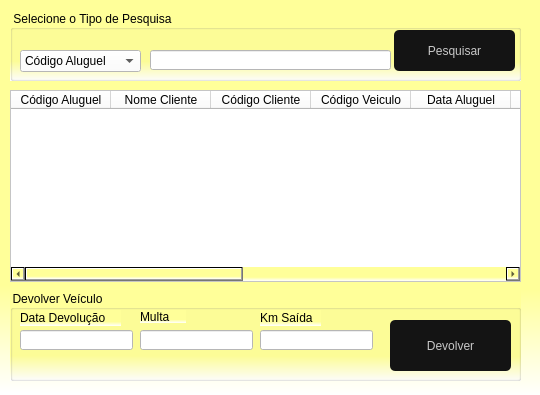
Old version of the form View/UI/FrmPesqAluguel.ui in the repository pedr0o7/Projeto_Integrador_6.
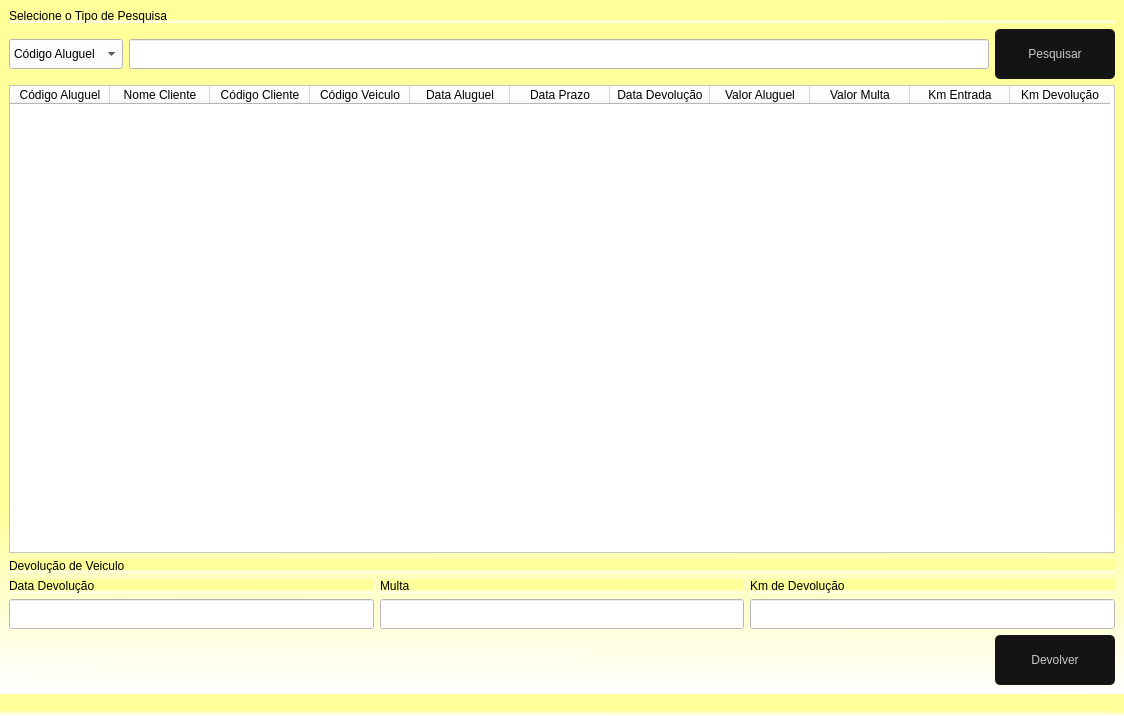
New version of the form. Icons and pictures are not drawn.

The edit to the form file:
```diff
--- a/View/UI/FrmPesqAluguel.ui
+++ b/View/UI/FrmPesqAluguel.ui
@@ -1,15 +1,27 @@
 <?xml version="1.0" encoding="UTF-8"?>
 <ui version="4.0">
  <class>FrmPesqAluguel</class>
- <widget class="QDialog" name="FrmPesqAluguel">
+ <widget class="QMainWindow" name="FrmPesqAluguel">
   <property name="geometry">
    <rect>
     <x>0</x>
     <y>0</y>
-    <width>540</width>
-    <height>395</height>
+    <width>1124</width>
+    <height>716</height>
    </rect>
   </property>
+  <property name="sizePolicy">
+   <sizepolicy hsizetype="Expanding" vsizetype="Expanding">
+    <horstretch>0</horstretch>
+    <verstretch>0</verstretch>
+   </sizepolicy>
+  </property>
+  <property name="minimumSize">
+   <size>
+    <width>1124</width>
+    <height>716</height>
+   </size>
+  </property>
   <property name="windowTitle">
    <string>Lista de Aluguéis</string>
   </property>
@@ -20,29 +32,26 @@
   <property name="styleSheet">
    <string notr="true">background-color: qlineargradient(spread:pad, x1:0.508, y1:0.727, x2:0.505, y2:1, stop:0 rgba(255, 255, 153, 255), stop:1 rgba(255, 255, 255, 255))</string>
   </property>
-  <widget class="QGroupBox" name="groupBox">
-   <property name="geometry">
-    <rect>
-     <x>10</x>
-     <y>10</y>
-     <width>511</width>
-     <height>71</height>
-    </rect>
-   </property>
-   <property name="styleSheet">
-    <string notr="true">font: 87 10pt &quot;Arial&quot;;</string>
-   </property>
-   <property name="title">
+  <widget class="QWidget" name="centralwidget">
+   <layout class="QGridLayout" name="gridLayout">
+    <item row="0" column="0">
+     <layout class="QVBoxLayout" name="verticalLayout">
+      <item>
+       <widget class="QLabel" name="label_5">
+        <property name="text">
     <string>Selecione o Tipo de Pesquisa</string>
    </property>
+       </widget>
+      </item>
+      <item>
+       <layout class="QHBoxLayout" name="horizontalLayout">
+        <item>
    <widget class="QComboBox" name="cbPesquisa">
-    <property name="geometry">
-     <rect>
-      <x>10</x>
-      <y>40</y>
-      <width>121</width>
-      <height>22</height>
-     </rect>
+          <property name="minimumSize">
+           <size>
+            <width>0</width>
+            <height>30</height>
+           </size>
     </property>
     <property name="cursor">
      <cursorShape>PointingHandCursor</cursorShape>
@@ -71,27 +80,27 @@
      </property>
     </item>
    </widget>
+        </item>
+        <item>
    <widget class="QLineEdit" name="edtPesquisa">
-    <property name="geometry">
-     <rect>
-      <x>140</x>
-      <y>40</y>
-      <width>241</width>
-      <height>20</height>
-     </rect>
+          <property name="minimumSize">
+           <size>
+            <width>0</width>
+            <height>30</height>
+           </size>
     </property>
     <property name="styleSheet">
      <string notr="true">background-color: rgb(255, 255, 255);</string>
     </property>
    </widget>
+        </item>
+        <item>
    <widget class="QPushButton" name="btnPesquisa">
-    <property name="geometry">
-     <rect>
-      <x>384</x>
-      <y>20</y>
-      <width>121</width>
-      <height>41</height>
-     </rect>
+          <property name="minimumSize">
+           <size>
+            <width>120</width>
+            <height>50</height>
+           </size>
     </property>
     <property name="cursor">
      <cursorShape>PointingHandCursor</cursorShape>
@@ -130,155 +139,11 @@
      </size>
     </property>
    </widget>
-  </widget>
-  <widget class="QGroupBox" name="groupBox_2">
-   <property name="geometry">
-    <rect>
-     <x>10</x>
-     <y>290</y>
-     <width>511</width>
-     <height>91</height>
-    </rect>
-   </property>
-   <property name="styleSheet">
-    <string notr="true">font: 87 10pt &quot;Arial&quot;;</string>
-   </property>
-   <property name="title">
-    <string>Devolver Veículo</string>
-   </property>
-   <widget class="QPushButton" name="btnDevolver">
-    <property name="geometry">
-     <rect>
-      <x>380</x>
-      <y>30</y>
-      <width>121</width>
-      <height>51</height>
-     </rect>
-    </property>
-    <property name="cursor">
-     <cursorShape>PointingHandCursor</cursorShape>
-    </property>
-    <property name="styleSheet">
-     <string notr="true">QPushButton{
-border-radius: 5px;
-background-color: rgb(20,20,20);
-color:rgb(200,200,200);
-font: 87 12pt &quot;Arial&quot;;
-}
-
-QPushButton:hover{ 
-background-color:rgb(0,0, 0);
-color: rbg(200,200,200)
-}
-
-QPushButton:pressed{
-background-color:rgb(0,0,30);
-color:rbg(200,200,200)
-}
-</string>
-    </property>
-    <property name="text">
-     <string>Devolver</string>
-    </property>
-    <property name="icon">
-     <iconset>
-      <normaloff>../../Imagens/Devolver.png</normaloff>../../Imagens/Devolver.png</iconset>
-    </property>
-    <property name="iconSize">
-     <size>
-      <width>30</width>
-      <height>30</height>
-     </size>
-    </property>
-   </widget>
-   <widget class="QLabel" name="label">
-    <property name="geometry">
-     <rect>
-      <x>10</x>
-      <y>20</y>
-      <width>101</width>
-      <height>16</height>
-     </rect>
-    </property>
-    <property name="text">
-     <string>Data Devolução</string>
-    </property>
-   </widget>
-   <widget class="QLineEdit" name="edtDevolucao">
-    <property name="geometry">
-     <rect>
-      <x>10</x>
-      <y>40</y>
-      <width>113</width>
-      <height>20</height>
-     </rect>
-    </property>
-    <property name="styleSheet">
-     <string notr="true">background-color: rgb(255, 255, 255);</string>
-    </property>
-   </widget>
-   <widget class="QLineEdit" name="edtMulta">
-    <property name="geometry">
-     <rect>
-      <x>130</x>
-      <y>40</y>
-      <width>113</width>
-      <height>20</height>
-     </rect>
-    </property>
-    <property name="styleSheet">
-     <string notr="true">background-color: rgb(255, 255, 255);</string>
-    </property>
-   </widget>
-   <widget class="QLineEdit" name="edtSaida">
-    <property name="geometry">
-     <rect>
-      <x>250</x>
-      <y>40</y>
-      <width>113</width>
-      <height>20</height>
-     </rect>
-    </property>
-    <property name="styleSheet">
-     <string notr="true">background-color: rgb(255, 255, 255);</string>
-    </property>
-   </widget>
-   <widget class="QLabel" name="label_2">
-    <property name="geometry">
-     <rect>
-      <x>130</x>
-      <y>20</y>
-      <width>46</width>
-      <height>13</height>
-     </rect>
-    </property>
-    <property name="text">
-     <string>Multa</string>
-    </property>
-   </widget>
-   <widget class="QLabel" name="label_3">
-    <property name="geometry">
-     <rect>
-      <x>250</x>
-      <y>20</y>
-      <width>61</width>
-      <height>16</height>
-     </rect>
-    </property>
-    <property name="text">
-     <string>Km Saída</string>
-    </property>
-   </widget>
-  </widget>
+        </item>
+       </layout>
+      </item>
+      <item>
   <widget class="QTableWidget" name="tableWidget_2">
-   <property name="geometry">
-    <rect>
-     <x>10</x>
-     <y>90</y>
-     <width>511</width>
-     <height>192</height>
-    </rect>
-   </property>
    <property name="styleSheet">
     <string notr="true">font: 87 10pt &quot;Arial&quot;;
 background-color: rgb(255, 255, 255);
@@ -288,58 +153,233 @@
     <property name="text">
      <string>Código Aluguel</string>
     </property>
+         <property name="textAlignment">
+          <set>AlignCenter</set>
+         </property>
    </column>
    <column>
     <property name="text">
      <string>Nome Cliente</string>
     </property>
+         <property name="textAlignment">
+          <set>AlignCenter</set>
+         </property>
    </column>
    <column>
     <property name="text">
      <string>Código Cliente</string>
     </property>
+         <property name="textAlignment">
+          <set>AlignCenter</set>
+         </property>
    </column>
    <column>
     <property name="text">
      <string>Código Veiculo</string>
     </property>
+         <property name="textAlignment">
+          <set>AlignCenter</set>
+         </property>
    </column>
    <column>
     <property name="text">
      <string>Data Aluguel</string>
     </property>
+         <property name="textAlignment">
+          <set>AlignCenter</set>
+         </property>
    </column>
    <column>
     <property name="text">
      <string>Data Prazo</string>
     </property>
+         <property name="textAlignment">
+          <set>AlignCenter</set>
+         </property>
    </column>
    <column>
     <property name="text">
      <string>Data Devolução</string>
     </property>
+         <property name="textAlignment">
+          <set>AlignCenter</set>
+         </property>
    </column>
    <column>
     <property name="text">
      <string>Valor Aluguel</string>
     </property>
+         <property name="textAlignment">
+          <set>AlignCenter</set>
+         </property>
    </column>
    <column>
     <property name="text">
      <string>Valor Multa</string>
     </property>
+         <property name="textAlignment">
+          <set>AlignCenter</set>
+         </property>
    </column>
    <column>
     <property name="text">
      <string>Km Entrada</string>
     </property>
+         <property name="textAlignment">
+          <set>AlignCenter</set>
+         </property>
    </column>
    <column>
     <property name="text">
-     <string>Km Saída</string>
+          <string>Km Devolução</string>
+         </property>
+         <property name="textAlignment">
+          <set>AlignCenter</set>
     </property>
    </column>
   </widget>
+      </item>
+     </layout>
+    </item>
+    <item row="1" column="0">
+     <layout class="QVBoxLayout" name="verticalLayout_2">
+      <item>
+       <widget class="QLabel" name="label_4">
+        <property name="text">
+         <string>Devolução de Veiculo</string>
+        </property>
+       </widget>
+      </item>
+      <item>
+       <layout class="QHBoxLayout" name="horizontalLayout_2">
+        <item>
+         <widget class="QLabel" name="label">
+          <property name="sizePolicy">
+           <sizepolicy hsizetype="Preferred" vsizetype="Preferred">
+            <horstretch>0</horstretch>
+            <verstretch>0</verstretch>
+           </sizepolicy>
+          </property>
+          <property name="text">
+           <string>Data Devolução</string>
+          </property>
+         </widget>
+        </item>
+        <item>
+         <widget class="QLabel" name="label_2">
+          <property name="text">
+           <string>Multa</string>
+          </property>
+         </widget>
+        </item>
+        <item>
+         <widget class="QLabel" name="label_3">
+          <property name="text">
+           <string>Km de Devolução</string>
+          </property>
+         </widget>
+        </item>
+       </layout>
+      </item>
+      <item>
+       <layout class="QHBoxLayout" name="horizontalLayout_3">
+        <item>
+         <widget class="QLineEdit" name="edtDevolucao">
+          <property name="minimumSize">
+           <size>
+            <width>0</width>
+            <height>30</height>
+           </size>
+          </property>
+          <property name="styleSheet">
+           <string notr="true">background-color: rgb(255, 255, 255);</string>
+          </property>
+         </widget>
+        </item>
+        <item>
+         <widget class="QLineEdit" name="edtMulta">
+          <property name="minimumSize">
+           <size>
+            <width>0</width>
+            <height>30</height>
+           </size>
+          </property>
+          <property name="styleSheet">
+           <string notr="true">background-color: rgb(255, 255, 255);</string>
+          </property>
+         </widget>
+        </item>
+        <item>
+         <widget class="QLineEdit" name="edtSaida">
+          <property name="minimumSize">
+           <size>
+            <width>0</width>
+            <height>30</height>
+           </size>
+          </property>
+          <property name="styleSheet">
+           <string notr="true">background-color: rgb(255, 255, 255);</string>
+          </property>
+         </widget>
+        </item>
+       </layout>
+      </item>
+      <item alignment="Qt::AlignRight">
+       <widget class="QPushButton" name="btnDevolver">
+        <property name="minimumSize">
+         <size>
+          <width>120</width>
+          <height>50</height>
+         </size>
+        </property>
+        <property name="maximumSize">
+         <size>
+          <width>120</width>
+          <height>50</height>
+         </size>
+        </property>
+        <property name="cursor">
+         <cursorShape>PointingHandCursor</cursorShape>
+        </property>
+        <property name="styleSheet">
+         <string notr="true">QPushButton{
+border-radius: 5px;
+background-color: rgb(20,20,20);
+color:rgb(200,200,200);
+font: 87 12pt &quot;Arial&quot;;
+}
+
+QPushButton:hover{ 
+background-color:rgb(0,0, 0);
+color: rbg(200,200,200)
+}
+
+QPushButton:pressed{
+background-color:rgb(0,0,30);
+color:rbg(200,200,200)
+}
+</string>
+        </property>
+        <property name="text">
+         <string>Devolver</string>
+        </property>
+        <property name="icon">
+         <iconset>
+          <normaloff>D:/Faculdade/projeto integrador 6/Projeto_Integrador_6-main/Projeto_Integrador_6-main/Imagens/Devolver.png</normaloff>D:/Faculdade/projeto integrador 6/Projeto_Integrador_6-main/Projeto_Integrador_6-main/Imagens/Devolver.png</iconset>
+        </property>
+        <property name="iconSize">
+         <size>
+          <width>30</width>
+          <height>30</height>
+         </size>
+        </property>
+       </widget>
+      </item>
+     </layout>
+    </item>
+   </layout>
+  </widget>
+  <widget class="QStatusBar" name="statusbar"/>
  </widget>
  <resources/>
  <connections/>
```
Left out of the diff: 9 changed lines with no effect on the pictures. Lines whose indentation alone changed are shown as unchanged.
